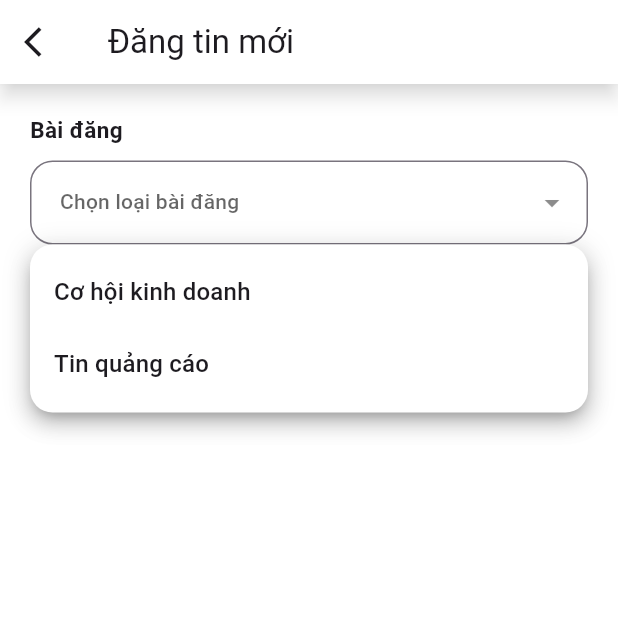
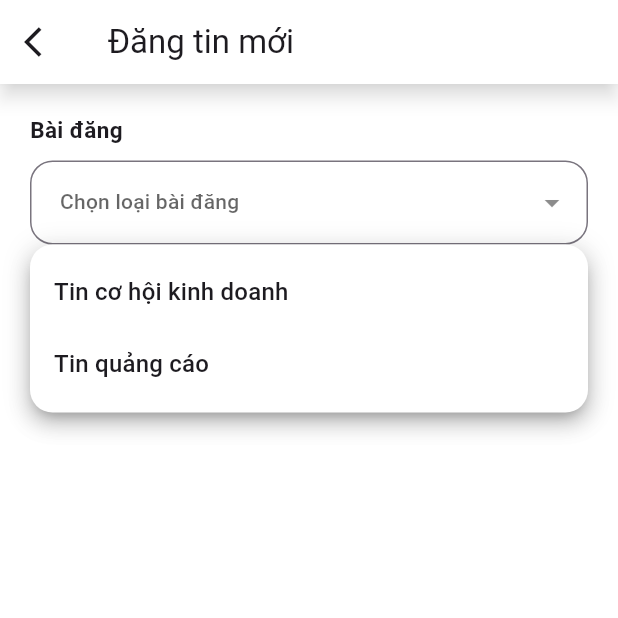
Before and after one commit to tritoan24/HOconnectBiz, a Flutter app: the PostScreen screen opened by its route, after a tap on "Bài đăng", on a phone screen of 412 x 824 dp, the top half of it. Run offline on Flutter 3.47's test engine with Material 3 defaults, Android fonts, the phone set to English and light mode, and no system bars; drawn by our look-alikes of flutter_form_builder; our stand-ins replace carousel_slider, convex_bottom_bar, device_info_plus, dropdown_button2, firebase_core, flutter_dotenv and 16 more; missing offline and left inert: dart:ffi, flutter_facebook_auth, form_builder_image_picker, onesignal_flutter; accounts and stored records are empty; network calls fail; project files that could hold a hidden picture were left out.

Commit message:
tritoan FIX catalogy post

```diff
--- a/lib/utils/enum/loai_bai_dang.dart
+++ b/lib/utils/enum/loai_bai_dang.dart
@@ -1,5 +1,5 @@
 enum LoaiBaiDang {
-  coHoiKinhDoanh('Cơ hội kinh doanh'),
+  coHoiKinhDoanh('Tin cơ hội kinh doanh'),
   tinQuangCao('Tin quảng cáo');
 
   final String value;
```
